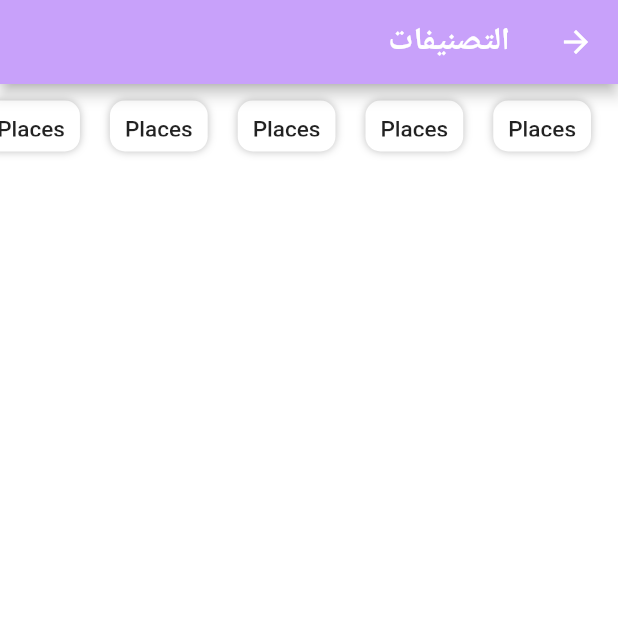
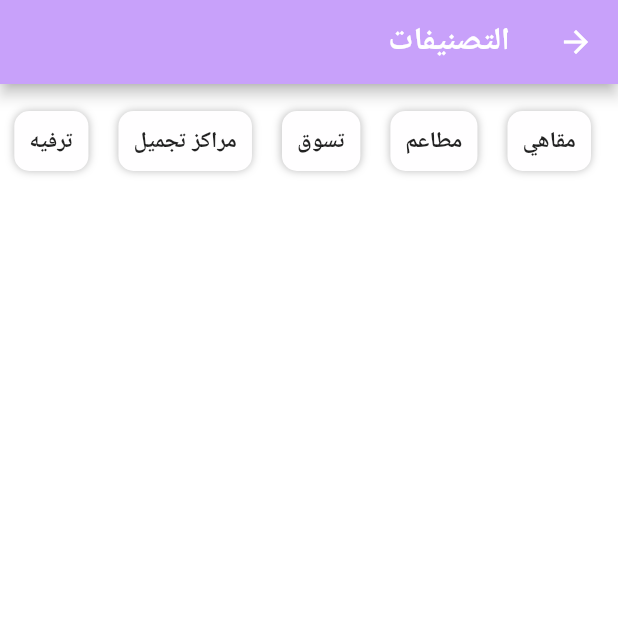
Before and after one commit to DanaAlotay/2023-GP1-9, a Flutter app: the category screen opened directly, on a phone screen of 412 x 824 dp, the top half of it. Run offline on Flutter 3.47's test engine with Material 2 defaults, Android fonts, the phone set to English and light mode, and no system bars.

Commit message:
try push

```diff
--- a/riyadh_guide-main1/lib/screens/category.dart
+++ b/riyadh_guide-main1/lib/screens/category.dart
@@ -9,6 +9,14 @@ class category extends StatefulWidget {
 
 class _categoryState extends State<category> {
   @override
+  var catNames = [
+    'مقاهي',
+    'مطاعم',
+    'تسوق',
+    'مراكز تجميل',
+    'ترفيه',
+    'معالم سياحية'
+  ];
   Widget build(BuildContext context) {
     return Scaffold(
       appBar: AppBar(
@@ -19,7 +27,7 @@ class _categoryState extends State<category> {
         child: Padding(
             padding: EdgeInsets.symmetric(vertical: 3),
             child: SizedBox(
-              height: 50,
+              height: 70,
               child: SingleChildScrollView(
                 scrollDirection: Axis.horizontal,
                 child: Padding(
@@ -31,15 +39,15 @@ class _categoryState extends State<category> {
                           margin: EdgeInsets.symmetric(horizontal: 10),
                           padding: EdgeInsets.all(10),
                           decoration: BoxDecoration(
-                              color: Colors.white,
+                              color: Color.fromARGB(255, 255, 254, 255),
                               borderRadius: BorderRadius.circular(10),
                               boxShadow: [
                                 BoxShadow(color: Colors.black26, blurRadius: 4)
                               ]),
                           child: Text(
-                            'Places',
+                            catNames[i],
                             style: TextStyle(
-                                fontSize: 15, fontWeight: FontWeight.w500),
+                                fontSize: 15, fontWeight: FontWeight.w700),
                           ),
                         )
                     ],
```
